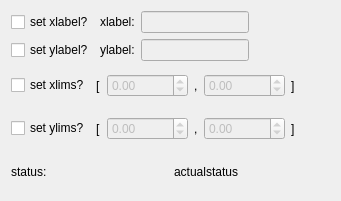
Qt form common_wizard_pages/scatterplot_page.ui (gdietz/OpenMEE) before a commit.
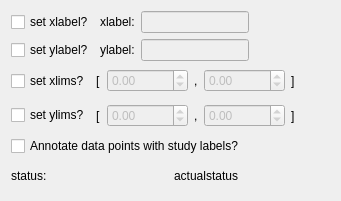
The same form after that commit.

Diff of the .ui file:
```diff
--- a/common_wizard_pages/scatterplot_page.ui
+++ b/common_wizard_pages/scatterplot_page.ui
@@ -270,6 +270,13 @@
      </item>
     </layout>
    </item>
+   <item>
+    <widget class="QCheckBox" name="study_labels_checkBox">
+     <property name="text">
+      <string>Annotate data points with study labels?</string>
+     </property>
+    </widget>
+   </item>
    <item>
     <layout class="QHBoxLayout" name="horizontalLayout_10">
      <item>
```
